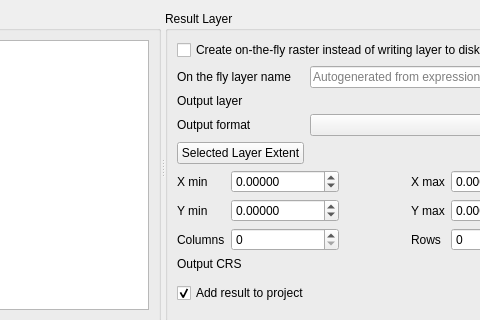
Above: src/ui/qgsrastercalcdialogbase.ui from qgis/QGIS before the change; both pictures show x 174 to 654 and y 0 to 320 of the 756 by 687 pixel window. Below: the same form after it.
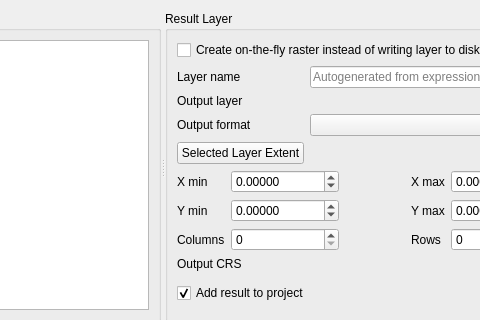
That is the form after the change. Custom widgets are drawn as their Qt base class.

Commit message: change the ui - using QString instead of QStringLiteral

```diff
--- a/src/ui/qgsrastercalcdialogbase.ui
+++ b/src/ui/qgsrastercalcdialogbase.ui
@@ -256,7 +256,7 @@
         <item row="1" column="0">
          <widget class="QLabel" name="mVirtualLayerLabel">
           <property name="text">
-           <string>On the fly layer name</string>
+           <string>Layer name</string>
           </property>
          </widget>
         </item>
```
The commit also changes 1 other file.
